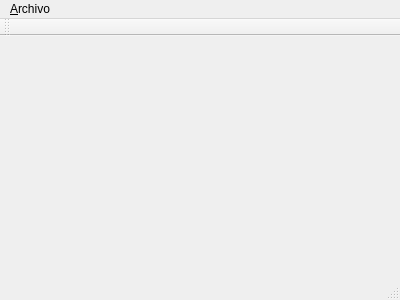
This is mainwindow.ui in Harryth/legobrickidentification as Qt 5 draws it before an edit. The edited form follows.
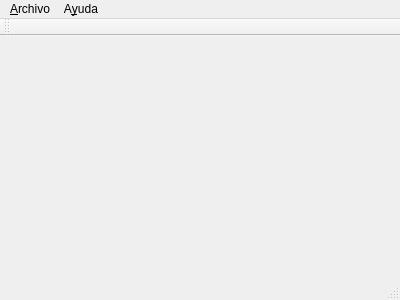
This is the edited form. Icons and pictures are not drawn.

Commit message: Search dialog added.

Diff of the .ui file:
```diff
--- a/mainwindow.ui
+++ b/mainwindow.ui
@@ -39,7 +39,14 @@
     </property>
     <addaction name="actionopen_image"/>
    </widget>
+   <widget class="QMenu" name="menuHelp">
+    <property name="title">
+     <string>A&amp;yuda</string>
+    </property>
+    <addaction name="actionOpenCV_Help"/>
+   </widget>
    <addaction name="menu_file"/>
+   <addaction name="menuHelp"/>
   </widget>
   <widget class="QToolBar" name="mainToolBar">
    <attribute name="toolBarArea">
```
Left out of the diff: 5 changed lines with no effect on the pictures. The commit also changes 2 other files.
